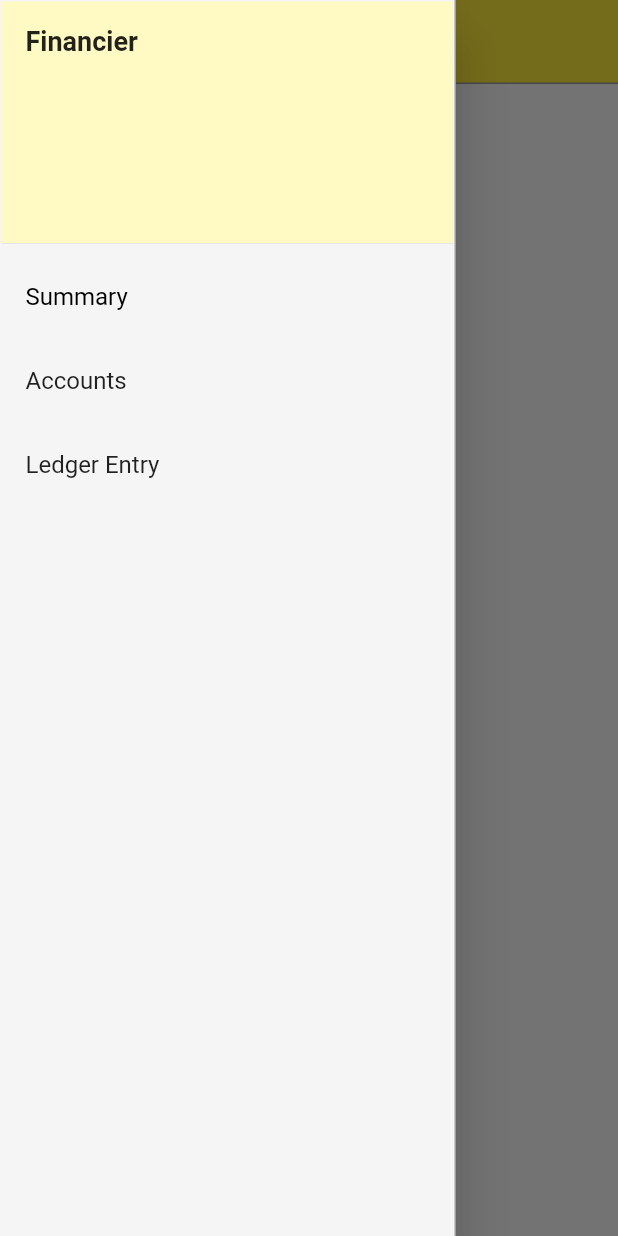
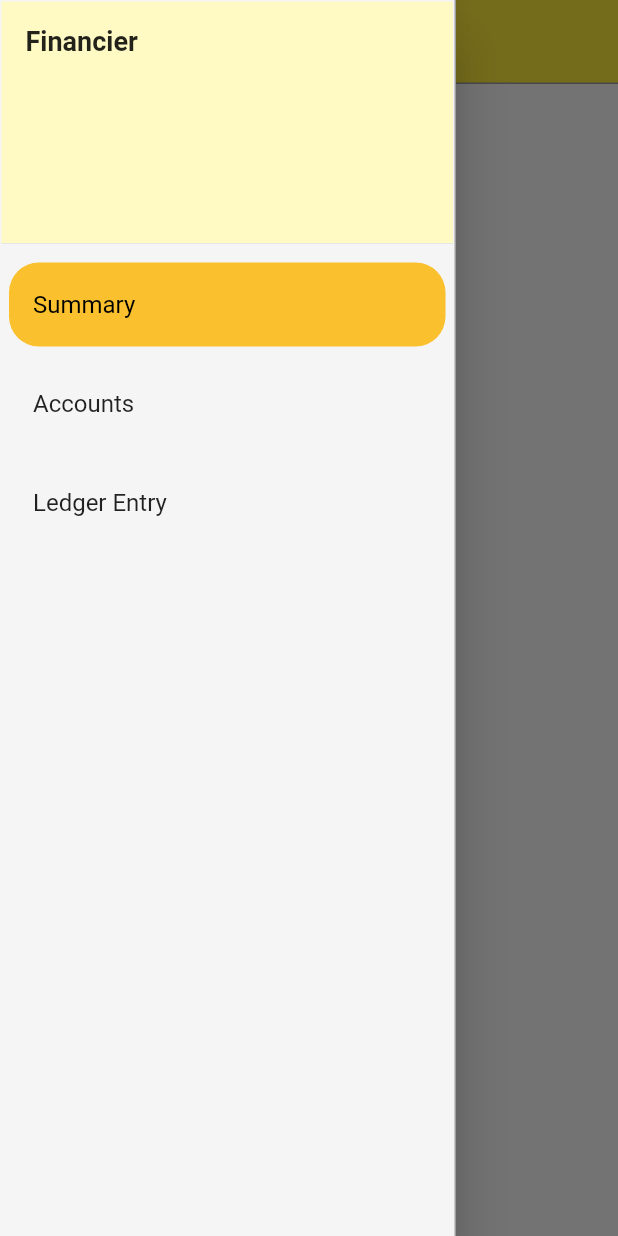
Before and after one commit to theo-kim/financier, a Flutter app: the screen it shows after launch, with the side drawer open, on a phone screen of 412 x 824 dp. Run offline on Flutter 3.47's test engine with Material 2 defaults, Android fonts, the phone set to English and light mode, and no system bars; our stand-ins replace built_collection, built_value, cloud_firestore, dropdown_search, firebase_core; accounts and stored records are empty.

Commit message:
Style Fixes, still need to fix adaptive nav bar

```diff
--- a/lib/src/components/dynamic-scaffold.dart
+++ b/lib/src/components/dynamic-scaffold.dart
@@ -35,6 +35,8 @@ class _DynamicScaffoldState extends State<DynamicScaffold> {
         widget.drawer!,
         Expanded(child: scaffold),
       ]);
+    } else {
+      widget.drawer!.elevated = true;
     }
     return scaffold;
   }
--- a/lib/src/components/navigation.dart
+++ b/lib/src/components/navigation.dart
@@ -1,25 +1,42 @@
-import 'package:financier/src/views/pages/account.dart';
-import 'package:financier/src/views/pages/entry.dart';
-import 'package:financier/src/views/pages/summary.dart';
 import 'package:flutter/material.dart';
 
-class NavigationDrawer extends StatelessWidget {
-  NavigationDrawer({Key? key, required this.activePage, this.elevated = true})
+class NavigationDrawer extends StatefulWidget {
+  NavigationDrawer(
+      {Key? key,
+      required this.activePage,
+      required this.navigator,
+      required this.onPageChange,
+      this.elevated = true})
       : super(key: key);
 
   final String activePage;
+  final Function(String route) onPageChange;
+  final GlobalKey<NavigatorState> navigator;
   bool elevated;
 
   @override
+  _NavigationDrawerState createState() => _NavigationDrawerState();
+}
+
+class _NavigationDrawerState extends State<NavigationDrawer> {
+  late String _activePage;
+
+  @override
+  void initState() {
+    _activePage = widget.activePage;
+    super.initState();
+  }
+
+  @override
   Drawer build(BuildContext context) {
-    final pages = <String, Widget>{
-      "Summary": SummaryPage(title: "Summary"),
-      "Accounts": AccountsPage(title: "Accounts"),
-      "Ledger Entry": EntryPage(title: "Ledger Entry"),
+    final pages = <String, String>{
+      "Summary": "/",
+      "Accounts": "/accounts",
+      "Ledger Entry": "/entry",
     };
 
     return Drawer(
-      elevation: (elevated ? 16.0 : 0.0),
+      elevation: (widget.elevated ? 16.0 : 0.0),
       child: Container(
         decoration: BoxDecoration(
           color: Color.fromARGB(255, 245, 245, 245),
@@ -46,44 +63,43 @@ class NavigationDrawer extends StatelessWidget {
                 )
               ] +
               pages.entries
-                  .map<Widget>((e) => NavigationEntry(
-                        title: e.key,
-                        destination: e.value,
-                        selected: activePage,
-                      ))
+                  .map<Widget>(
+                    (e) => Ink(
+                      child: Material(
+                        color: Colors.transparent,
+                        child: Padding(
+                          padding: EdgeInsets.all(5.0),
+                          child: ListTileTheme(
+                            shape: RoundedRectangleBorder(
+                              borderRadius: BorderRadius.circular(20.0),
+                            ),
+                            selectedColor: Colors.black,
+                            selectedTileColor:
+                                Theme.of(context).primaryColorDark,
+                            child: ListTile(
+                              title: Text(e.key),
+                              selected: _activePage == e.key,
+                              onTap: () {
+                                print(widget.elevated);
+                                if (widget.elevated) {
+                                  widget.onPageChange(e.key);
+                                  Navigator.of(context).pop();
+                                } else
+                                  setState(() {
+                                    _activePage = e.key;
+                                  });
+                                Navigator.of(widget.navigator.currentContext!)
+                                    .pushReplacementNamed(e.value);
+                              },
+                            ),
+                          ),
+                        ),
+                      ),
+                    ),
+                  )
                   .toList(),
         ),
       ),
     );
   }
 }
-
-class NavigationEntry extends StatelessWidget {
-  NavigationEntry(
-      {Key? key,
-      required this.title,
-      required this.destination,
-      required this.selected})
-      : super(key: key);
-
-  final String title;
-  final Widget destination;
-  final String selected;
-
-  @override
-  Widget build(BuildContext context) {
-    return ListTileTheme(
-      selectedColor: Colors.black,
-      tileColor: Colors.black,
-      selectedTileColor: Theme.of(context).primaryColorDark,
-      child: ListTile(
-        title: Text(title),
-        selected: selected == title,
-        onTap: () {
-          Navigator.pushReplacement(
-              context, MaterialPageRoute(builder: (context) => destination));
-        },
-      ),
-    );
-  }
-}
--- a/lib/src/views/app.dart
+++ b/lib/src/views/app.dart
@@ -1,5 +1,6 @@
 import 'package:financier/src/operations/accounts.dart';
 import 'package:financier/src/operations/transactions.dart';
+import 'package:financier/src/views/primary.dart';
 import 'package:firebase_core/firebase_core.dart';
 import 'package:flutter/material.dart';
 import 'pages/summary.dart';
@@ -31,7 +32,7 @@ class _AppState extends State<MyApp> {
               theme: ThemeData(
                 primarySwatch: Colors.yellow,
               ),
-              home: SummaryPage(title: "Summary"),
+              home: PrimaryStructure(),
             );
           }
           return MaterialApp(
--- a/lib/src/views/pages/account.dart
+++ b/lib/src/views/pages/account.dart
@@ -9,9 +9,7 @@ import 'package:financier/src/components/navigation.dart';
 import 'package:flutter/material.dart';
 
 class AccountsPage extends StatefulWidget {
-  AccountsPage({Key? key, required this.title}) : super(key: key);
-
-  final String title;
+  AccountsPage({Key? key}) : super(key: key);
 
   @override
   _AccountsPageState createState() => _AccountsPageState();
@@ -20,7 +18,12 @@ class AccountsPage extends StatefulWidget {
 class _AccountsPageState extends State<AccountsPage> {
   @override
   Widget build(BuildContext context) {
-    return DefaultTabController(
+    return AccountList(AccountType.income);
+  }
+}
+
+/*
+DefaultTabController(
       length: 4,
       child: DynamicScaffold(
         appBar: StandardAppBar(
@@ -61,9 +64,8 @@ class _AccountsPageState extends State<AccountsPage> {
           },
         ),
       ),
-    );
-  }
-}
+    )
+    */
 
 class AccountList extends StatefulWidget {
   AccountList(this.type);
--- a/lib/src/views/pages/entry.dart
+++ b/lib/src/views/pages/entry.dart
@@ -13,9 +13,7 @@ import '../../models/transaction.dart' as Trans;
 // TODO: https://github.com/material-components/material-components-flutter-adaptive/blob/develop/adaptive_navigation/example/lib/default_scaffold.dart
 
 class EntryPage extends StatefulWidget {
-  EntryPage({Key? key, required this.title}) : super(key: key);
-
-  final String title;
+  EntryPage({Key? key}) : super(key: key);
 
   @override
   _EntryPageState createState() => _EntryPageState();
@@ -117,12 +115,13 @@ class _EntryPageState extends State<EntryPage> {
       ),
     );
 
-    return DynamicScaffold(
-      appBar: StandardAppBar(
-        title: widget.title,
-      ),
-      drawer: NavigationDrawer(activePage: widget.title),
-      body: SingleChildScrollView(child: newTransactionForm),
+    return SingleChildScrollView(child: newTransactionForm);
+  }
+}
+
+/*
+
+,
       floatingActionButton: FloatingActionButton(
         onPressed: () {
           if (_formKey.currentState!.validate()) {
@@ -147,6 +146,6 @@ class _EntryPageState extends State<EntryPage> {
         tooltip: 'Submit',
         child: Icon(Icons.save_rounded),
       ),
-    );
-  }
-}
+    )
+
+    */
--- a/lib/src/views/pages/summary.dart
+++ b/lib/src/views/pages/summary.dart
@@ -4,9 +4,7 @@ import 'package:financier/src/components/navigation.dart';
 import 'package:flutter/material.dart';
 
 class SummaryPage extends StatefulWidget {
-  SummaryPage({Key? key, required this.title}) : super(key: key);
-
-  final String title;
+  SummaryPage({Key? key}) : super(key: key);
 
   @override
   _SummaryPageState createState() => _SummaryPageState();
@@ -34,51 +32,8 @@ class _SummaryPageState extends State<SummaryPage> {
     // The Flutter framework has been optimized to make rerunning build methods
     // fast, so that you can just rebuild anything that needs updating rather
     // than having to individually change instances of widgets.
-    return DynamicScaffold(
-      appBar: StandardAppBar(
-        // Here we take the value from the MyHomePage object that was created by
-        // the App.build method, and use it to set our appbar title.
-        title: widget.title,
-      ),
-      drawer: NavigationDrawer(activePage: widget.title),
-      body: Center(
-        child: Text("hello world!"),
-      ),
-      // body: Center(
-      //   // Center is a layout widget. It takes a single child and positions it
-      //   // in the middle of the parent.
-      //   child: Column(
-      //     // Column is also a layout widget. It takes a list of children and
-      //     // arranges them vertically. By default, it sizes itself to fit its
-      //     // children horizontally, and tries to be as tall as its parent.
-      //     //
-      //     // Invoke "debug painting" (press "p" in the console, choose the
-      //     // "Toggle Debug Paint" action from the Flutter Inspector in Android
-      //     // Studio, or the "Toggle Debug Paint" command in Visual Studio Code)
-      //     // to see the wireframe for each widget.
-      //     //
-      //     // Column has various properties to control how it sizes itself and
-      //     // how it positions its children. Here we use mainAxisAlignment to
-      //     // center the children vertically; the main axis here is the vertical
-      //     // axis because Columns are vertical (the cross axis would be
-      //     // horizontal).
-      //     mainAxisAlignment: MainAxisAlignment.center,
-      //     children: <Widget>[
-      //       Text(
-      //         'You have pushed the button this many times:',
-      //       ),
-      //       Text(
-      //         '$_counter',
-      //         style: Theme.of(context).textTheme.headline4,
-      //       ),
-      //     ],
-      //   ),
-      // ),
-      // floatingActionButton: FloatingActionButton(
-      //   onPressed: _incrementCounter,
-      //   tooltip: 'Increment',
-      //   child: Icon(Icons.add),
-      // ), // This trailing comma makes auto-formatting nicer for build methods.
+    return Center(
+      child: Text("hello world!"),
     );
   }
 }
--- /dev/null
+++ b/lib/src/views/primary.dart
@@ -0,0 +1,57 @@
+import 'package:financier/src/components/appbar.dart';
+import 'package:financier/src/components/dynamic-scaffold.dart';
+import 'package:financier/src/components/navigation.dart';
+import 'package:financier/src/views/pages/account.dart';
+import 'package:financier/src/views/pages/entry.dart';
+import 'package:financier/src/views/pages/summary.dart';
+import 'package:flutter/material.dart';
+import 'package:flutter/foundation.dart';
+
+class PrimaryStructure extends StatefulWidget {
+  PrimaryStructure();
+
+  @override
+  _PrimaryStructureState createState() => _PrimaryStructureState();
+}
+
+class _PrimaryStructureState extends State<PrimaryStructure> {
+  String _title = "Summary";
+  final GlobalKey<NavigatorState> _navigatorKey = GlobalKey<NavigatorState>();
+
+  Route<dynamic> _router(RouteSettings settings) {
+    return MaterialPageRoute(builder: (context) {
+      if (settings.name == "/") {
+        return SummaryPage();
+      } else if (settings.name == "/accounts") {
+        return AccountsPage();
+      } else if (settings.name == "/entry") {
+        return EntryPage();
+      } else {
+        return SummaryPage();
+      }
+    });
+  }
+
+  @override
+  Widget build(BuildContext context) {
+    final mainNavigator = Navigator(
+      initialRoute: "/",
+      onGenerateRoute: _router,
+      key: _navigatorKey,
+    );
+
+    return DynamicScaffold(
+      appBar: StandardAppBar(
+        title: _title,
+      ),
+      drawer: NavigationDrawer(
+        activePage: _title,
+        onPageChange: (String route) {
+          setState(() => _title = route);
+        },
+        navigator: _navigatorKey,
+      ),
+      body: mainNavigator,
+    );
+  }
+}
```
